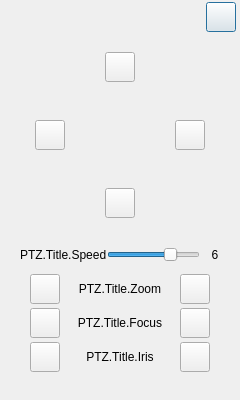
HaoYiTech/obs-studio, file Student/forms/PTZWindow.ui: the form before one commit.
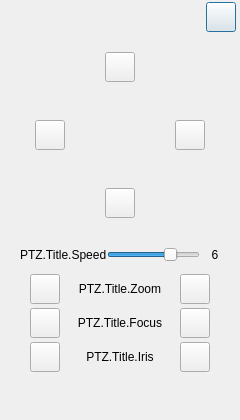
The form after the commit.

Commit message: 更新界面

```diff
--- a/Student/forms/PTZWindow.ui
+++ b/Student/forms/PTZWindow.ui
@@ -7,7 +7,7 @@
     <x>0</x>
     <y>0</y>
     <width>240</width>
-    <height>400</height>
+    <height>420</height>
    </rect>
   </property>
   <property name="baseSize">
@@ -901,6 +901,28 @@
      </item>
     </layout>
    </item>
+   <item>
+    <widget class="QLabel" name="errTitle">
+     <property name="sizePolicy">
+      <sizepolicy hsizetype="Preferred" vsizetype="Fixed">
+       <horstretch>0</horstretch>
+       <verstretch>0</verstretch>
+      </sizepolicy>
+     </property>
+     <property name="minimumSize">
+      <size>
+       <width>0</width>
+       <height>30</height>
+      </size>
+     </property>
+     <property name="text">
+      <string/>
+     </property>
+     <property name="alignment">
+      <set>Qt::AlignCenter</set>
+     </property>
+    </widget>
+   </item>
    <item>
     <spacer name="verticalSpacer">
      <property name="orientation">
```
The commit also changes 2 other files.
